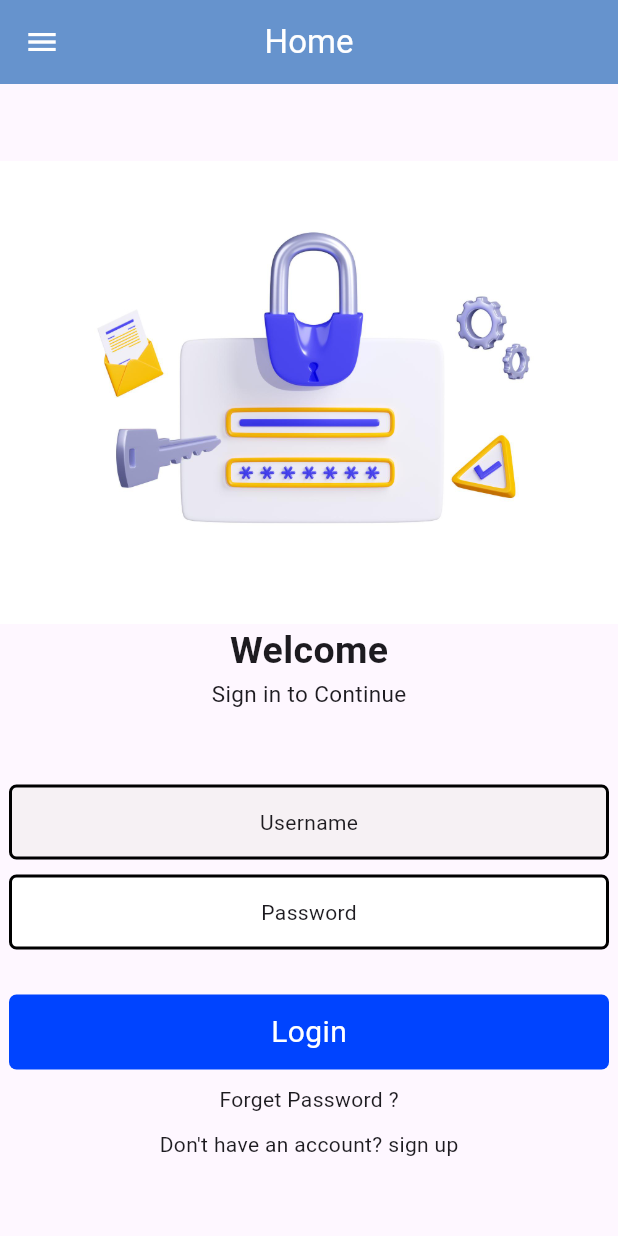
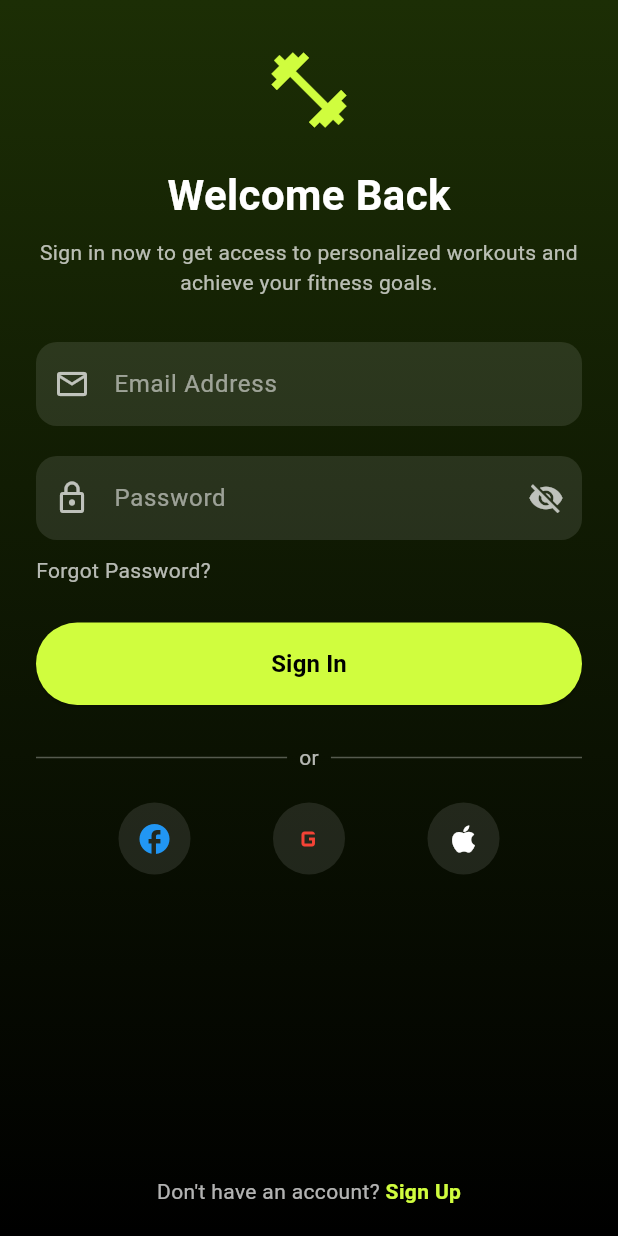
Before and after one commit to abinjoyal/loginpage_flutter_project, a Flutter app: the screen it shows after launch, on a phone screen of 412 x 824 dp. Run offline on Flutter 3.47's test engine with Material 3 defaults, Android fonts, the light colour scheme and no system bars.

Commit message:
Initial Flutter project upload

```diff
--- /dev/null
+++ b/lib/loginscreen.dart
@@ -0,0 +1,199 @@
+import 'package:flutter/material.dart';
+import 'package:flutter_application_1/createloginscreen.dart';
+
+class LoginScreen extends StatefulWidget {
+  const LoginScreen({super.key});
+
+  @override
+  State<LoginScreen> createState() => _LoginScreenState();
+}
+
+class _LoginScreenState extends State<LoginScreen> {
+  bool isPasswordHidden = true;
+
+  @override
+  Widget build(BuildContext context) {
+    return Scaffold(
+      body: Container(
+        decoration: BoxDecoration(
+          gradient: LinearGradient(
+            begin: Alignment.topCenter,
+            end: Alignment.bottomCenter,
+            colors: [Color(0xFF1C2E05), Colors.black],
+          ),
+        ),
+        child: SafeArea(
+          child: Padding(
+            padding: EdgeInsets.symmetric(horizontal: 24),
+            child: Column(
+              crossAxisAlignment: CrossAxisAlignment.center,
+              children: [
+                SizedBox(height: 30),
+                Icon(Icons.fitness_center, size: 60, color: Color(0xFFD0FD3E)),
+
+                SizedBox(height: 20),
+                Text(
+                  "Welcome Back",
+                  style: TextStyle(
+                    fontSize: 28,
+                    fontWeight: FontWeight.bold,
+                    color: Colors.white,
+                  ),
+                ),
+
+                SizedBox(height: 8),
+                Text(
+                  "Sign in now to get access to personalized workouts and achieve your fitness goals.",
+                  textAlign: TextAlign.center,
+                  style: TextStyle(color: Colors.white70),
+                ),
+
+                SizedBox(height: 30),
+                buildTextField(
+                  hint: "Email Address",
+                  icon: Icons.email_outlined,
+                ),
+
+                SizedBox(height: 20),
+                buildTextField(
+                  hint: "Password",
+                  icon: Icons.lock_outline,
+                  isPassword: true,
+                ),
+
+                SizedBox(height: 10),
+                Align(
+                  alignment: Alignment.centerLeft,
+                  child: Text(
+                    "Forgot Password?",
+                    style: TextStyle(color: Colors.white70),
+                  ),
+                ),
+
+                SizedBox(height: 25),
+                SizedBox(
+                  width: double.infinity,
+                  height: 55,
+                  child: ElevatedButton(
+                    style: ElevatedButton.styleFrom(
+                      backgroundColor: const Color(0xFFD0FD3E),
+                      shape: RoundedRectangleBorder(
+                        borderRadius: BorderRadius.circular(30),
+                      ),
+                    ),
+                    onPressed: () {},
+                    child: const Text(
+                      "Sign In",
+                      style: TextStyle(
+                        color: Colors.black,
+                        fontWeight: FontWeight.bold,
+                        fontSize: 16,
+                      ),
+                    ),
+                  ),
+                ),
+
+                SizedBox(height: 25),
+                Row(
+                  children: const [
+                    Expanded(child: Divider(color: Colors.white30)),
+                    Padding(
+                      padding: EdgeInsets.symmetric(horizontal: 8),
+                      child: Text(
+                        "or",
+                        style: TextStyle(color: Colors.white70),
+                      ),
+                    ),
+                    Expanded(child: Divider(color: Colors.white30)),
+                  ],
+                ),
+
+                const SizedBox(height: 20),
+                Row(
+                  mainAxisAlignment: MainAxisAlignment.spaceEvenly,
+                  children: [
+                    socialIcon(Icons.facebook, Colors.blue),
+                    socialIcon(Icons.g_mobiledata, Colors.red),
+                    socialIcon(Icons.apple, Colors.white),
+                  ],
+                ),
+
+                const Spacer(),
+                GestureDetector(
+                  onTap: () {
+                    Navigator.push(
+                      context,
+                      MaterialPageRoute(
+                        builder: (_) => const Createloginscreen(),
+                      ),
+                    );
+                  },
+                  child: const Text.rich(
+                    TextSpan(
+                      text: "Don't have an account? ",
+                      style: TextStyle(color: Colors.white70),
+                      children: [
+                        TextSpan(
+                          text: "Sign Up",
+                          style: TextStyle(
+                            color: Color(0xFFD0FD3E),
+                            fontWeight: FontWeight.bold,
+                          ),
+                        ),
+                      ],
+                    ),
+                  ),
+                ),
+
+                const SizedBox(height: 20),
+              ],
+            ),
+          ),
+        ),
+      ),
+    );
+  }
+
+  Widget buildTextField({
+    required String hint,
+    required IconData icon,
+    bool isPassword = false,
+  }) {
+    return TextField(
+      obscureText: isPassword ? isPasswordHidden : false,
+      style: const TextStyle(color: Colors.white),
+      decoration: InputDecoration(
+        hintText: hint,
+        hintStyle: const TextStyle(color: Colors.white54),
+        prefixIcon: Icon(icon, color: Colors.white70),
+        suffixIcon: isPassword
+            ? IconButton(
+                icon: Icon(
+                  isPasswordHidden ? Icons.visibility_off : Icons.visibility,
+                  color: Colors.white70,
+                ),
+                onPressed: () {
+                  setState(() {
+                    isPasswordHidden = !isPasswordHidden;
+                  });
+                },
+              )
+            : null,
+        filled: true,
+        fillColor: Colors.white10,
+        border: OutlineInputBorder(
+          borderRadius: BorderRadius.circular(14),
+          borderSide: BorderSide.none,
+        ),
+      ),
+    );
+  }
+
+  Widget socialIcon(IconData icon, Color color) {
+    return CircleAvatar(
+      backgroundColor: Colors.white10,
+      radius: 24,
+      child: Icon(icon, color: color),
+    );
+  }
+}
--- a/lib/main.dart
+++ b/lib/main.dart
@@ -1,5 +1,6 @@
 import 'package:flutter/material.dart';
-import 'package:flutter_application_1/task_1.dart';
+import 'package:flutter_application_1/loginscreen.dart';
+
 
 void main() {
   runApp(const MyApp());
@@ -14,9 +15,9 @@ class MyApp extends StatelessWidget {
       title: 'Flutter Demo',
       theme: ThemeData(
 
-        colorScheme: .fromSeed(seedColor: Colors.deepPurple),
+        colorScheme: ColorScheme.fromSeed(seedColor: Colors.deepPurple),
       ),
-      home:Task1(),
+      home: const LoginScreen(),
     );
   }
 }
--- a/lib/task_1.dart
+++ /dev/null
@@ -1,78 +0,0 @@
-import 'package:flutter/material.dart';
-
-class Task1 extends StatelessWidget {
-  const Task1({super.key});
-
-  @override
-  Widget build(BuildContext context) {
-    return Scaffold(appBar: AppBar(title: const Text('Home'),
-    centerTitle: true,
-    backgroundColor: const Color.fromARGB(156, 5, 84, 174),
-    leading: const Icon(Icons.menu),
-    foregroundColor: const Color.fromARGB(255, 255, 255, 255)),
-
-    body: Center(
-      child: SingleChildScrollView(
-        child: Column(
-          children: [
-            Image.asset("assets/login_image.jpg"),
-          //const SizedBox(height: 200,),
-          const Text('Welcome',
-          style: TextStyle(fontSize: 25,fontWeight: FontWeight.bold),),
-          const Text('Sign in to Continue',
-          style: TextStyle(fontSize: 15,),),
-
-          const SizedBox(height:50,),
-          Container(
-          height: 50,
-          width: 400,
-          decoration: BoxDecoration(
-            color: const Color.fromARGB(135, 238, 235, 235),
-            border: Border.all(
-            color: Colors.black,
-            width: 2
-            ),
-            borderRadius: BorderRadius.circular(5),
-          ),
-          child: const Center(
-            child: Text('Username'),
-          ),),
-          const SizedBox(height: 10,),
-          Container(
-            height: 50,
-            width: 400,
-            decoration: BoxDecoration(
-              color: const Color.fromARGB(255, 255, 255, 255),
-              border: Border.all(
-              color: Colors.black,
-              width: 2,
-              ),
-              borderRadius: BorderRadius.circular(5),
-            ),
-            child: const Center(
-              child: Text("Password"),
-            ),),
-            const SizedBox(height: 30,),
-
-          Container(
-            height: 50,
-            width: 400,
-            decoration: BoxDecoration(
-              color: const Color.fromARGB(255, 0, 68, 255),
-              borderRadius: BorderRadius.circular(5),
-            ),
-
-          child: const Center(
-          child: Text('Login',style: TextStyle(fontSize: 20,color: Color.fromARGB(255, 255, 255, 255)),),
-          ),
-          ),
-          const SizedBox(height: 10,),
-          const Text('Forget Password ?'),
-          const SizedBox(height: 10,),
-          const Text("Don't have an account? sign up")
-          ],
-        ),
-      ),
-    ),);
-  }
-}
```
Also changed, not shown: lib/createloginscreen.dart (added, +200 -0 lines).
